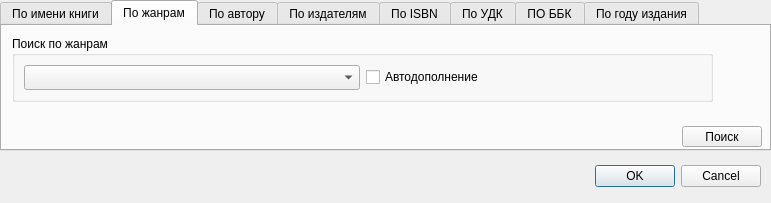
Old version of the form dialogsearch.ui in the repository hays0503/Library.
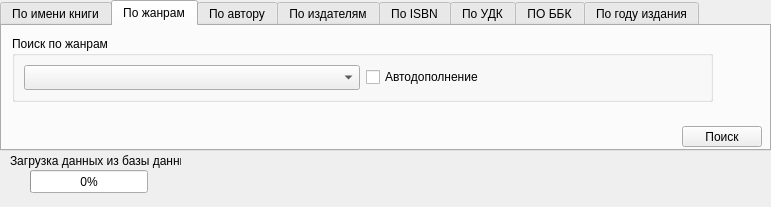
New version of the form. The open tabs and pages were chosen to show the change.

```diff
--- a/dialogsearch.ui
+++ b/dialogsearch.ui
@@ -7,28 +7,12 @@
     <x>0</x>
     <y>0</y>
     <width>771</width>
-    <height>203</height>
+    <height>207</height>
    </rect>
   </property>
   <property name="windowTitle">
    <string>Dialog</string>
   </property>
-  <widget class="QDialogButtonBox" name="buttonBox">
-   <property name="geometry">
-    <rect>
-     <x>580</x>
-     <y>160</y>
-     <width>181</width>
-     <height>32</height>
-    </rect>
-   </property>
-   <property name="orientation">
-    <enum>Qt::Horizontal</enum>
-   </property>
-   <property name="standardButtons">
-    <set>QDialogButtonBox::Cancel|QDialogButtonBox::Ok</set>
-   </property>
-  </widget>
   <widget class="QTabWidget" name="tabWidget">
    <property name="geometry">
     <rect>
@@ -531,6 +515,44 @@
     </widget>
    </widget>
   </widget>
+  <widget class="QProgressBar" name="progressBar">
+   <property name="geometry">
+    <rect>
+     <x>30</x>
+     <y>170</y>
+     <width>118</width>
+     <height>23</height>
+    </rect>
+   </property>
+   <property name="value">
+    <number>0</number>
+   </property>
+   <property name="orientation">
+    <enum>Qt::Horizontal</enum>
+   </property>
+   <property name="invertedAppearance">
+    <bool>false</bool>
+   </property>
+   <property name="textDirection">
+    <enum>QProgressBar::TopToBottom</enum>
+   </property>
+   <property name="format">
+    <string>%p%</string>
+   </property>
+  </widget>
+  <widget class="QLabel" name="label">
+   <property name="geometry">
+    <rect>
+     <x>10</x>
+     <y>150</y>
+     <width>171</width>
+     <height>21</height>
+    </rect>
+   </property>
+   <property name="text">
+    <string>Загрузка данных из базы данных</string>
+   </property>
+  </widget>
  </widget>
  <resources/>
  <connections>
```
Left out of the diff: 37 changed lines with no effect on the pictures.
